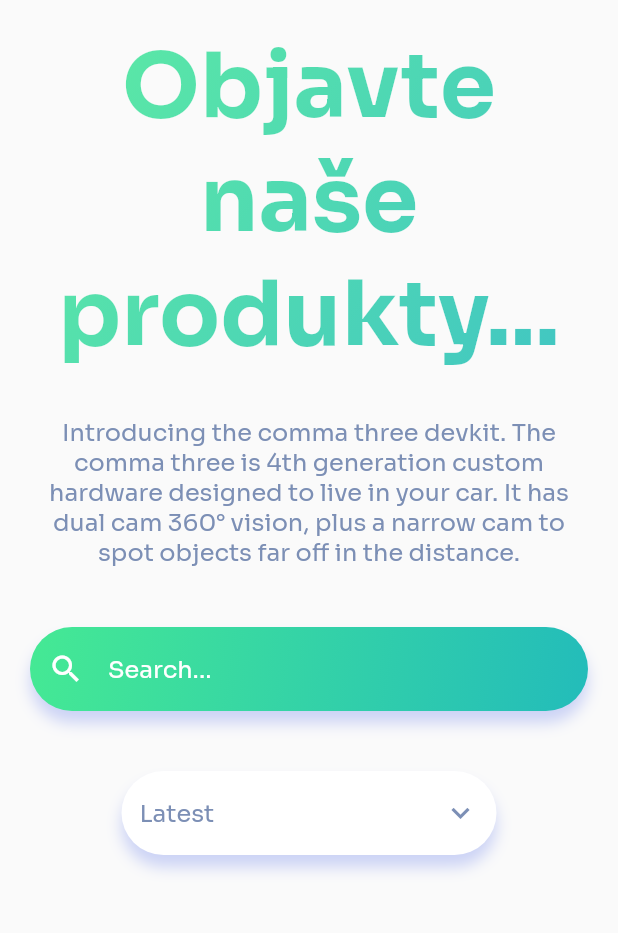
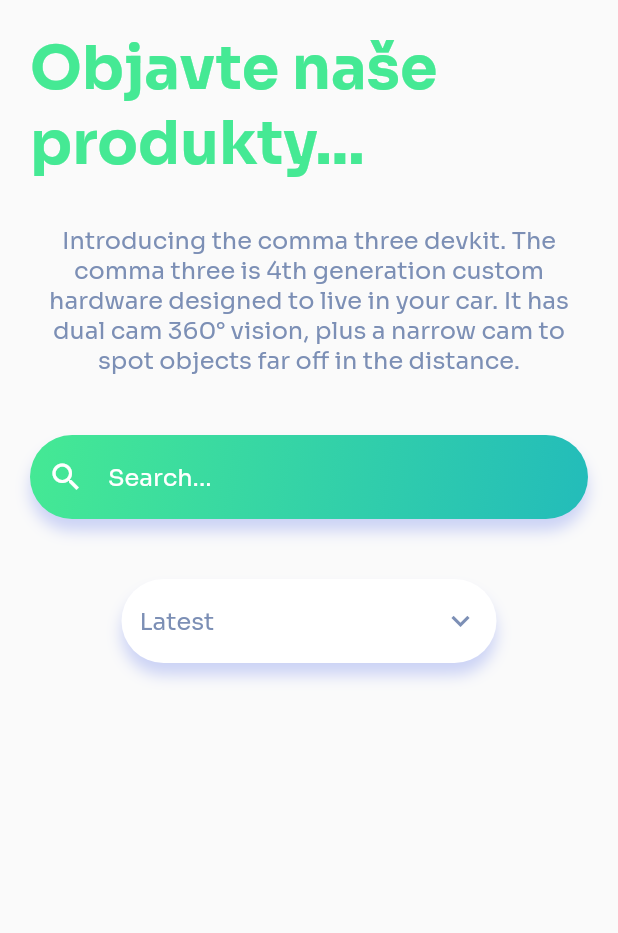
Before and after one commit to Jaredeco/Flutter-Web-Store-InProgess, a Flutter app: the screen it shows after launch, after a tap on "Explore Products", on a phone screen of 412 x 824 dp, the part 135-1068 px from its top. Run offline on Flutter 3.47's test engine with Material 2 defaults, Android fonts, the light colour scheme and no system bars; drawn by our look-alikes of badges, flutter_zoom_drawer; our stand-ins replace animated_background, awesome_dialog, cloud_firestore, firebase_core, firebase_storage, fluro and 6 more; missing offline and left inert: parallax_animation; accounts and stored records are empty.

Commit message:
Updated issue

```diff
--- a/lib/screens/landing/landing_pages/info_page.dart
+++ b/lib/screens/landing/landing_pages/info_page.dart
@@ -110,19 +110,20 @@
                         spawnMaxSpeed: maxParSpeed)),
                 vsync: this,
                 child: Column(
-                  mainAxisAlignment: MainAxisAlignment.center,
+                  mainAxisAlignment: MainAxisAlignment.start,
                   crossAxisAlignment: CrossAxisAlignment.center,
                   children: [
-                    const GradientTextNoAnm(
-                      text: 'Kto Sme?',
-                      style:
-                          TextStyle(fontSize: 80, fontWeight: FontWeight.bold),
-                    ),
+                    SizedBox(height: MediaQuery.of(context).size.height * 0.1),
+                    const CustomText(
+                        text: 'Kto Sme?',
+                        size: 60,
+                        color: Color(0xFF45E994),
+                        weight: FontWeight.bold),
                     const CustomText(
                       textAlign: TextAlign.center,
                       text: "Školská Firma",
                       color: Color(0xFF7C8FB5),
-                      size: 45,
+                      size: 30,
                     ),
                     ConstrainedBox(
                       constraints: const BoxConstraints(maxWidth: 550),
@@ -131,7 +132,7 @@
                         textAlign: TextAlign.center,
                         text:
                             "Introducing the comma three devkit. The comma three is 4th generation custom hardware designed to live in your car. It has dual cam 360 vision, plus a narrow cam to spot objects far off in the distance.",
-                        size: 16,
+                        size: 14,
                         color: Color(0xFF7C8FB5),
                       ),
                     ),
--- a/lib/screens/landing/landing_pages/landing_page.dart
+++ b/lib/screens/landing/landing_pages/landing_page.dart
@@ -135,20 +135,20 @@
                         spawnMaxSpeed: maxParSpeed)),
                 vsync: this,
                 child: Column(
-                  mainAxisAlignment: MainAxisAlignment.center,
+                  mainAxisAlignment: MainAxisAlignment.start,
                   crossAxisAlignment: CrossAxisAlignment.center,
                   children: [
-                    const SizedBox(height: 20),
-                    const GradientTextNoAnm(
-                      text: 'VEGO',
-                      style:
-                          TextStyle(fontSize: 80, fontWeight: FontWeight.bold),
-                    ),
+                    SizedBox(height: MediaQuery.of(context).size.height * 0.1),
+                    const CustomText(
+                        text: 'VEGO',
+                        size: 60,
+                        color: Color(0xFF45E994),
+                        weight: FontWeight.bold),
                     const CustomText(
                       textAlign: TextAlign.center,
                       text: "Školská Firma",
                       color: Color(0xFF7C8FB5),
-                      size: 60,
+                      size: 30,
                     ),
                     ConstrainedBox(
                       constraints: const BoxConstraints(maxWidth: 550),
@@ -157,7 +157,7 @@
                         textAlign: TextAlign.center,
                         text:
                             "Introducing the comma three devkit. The comma three is 4th generation custom hardware designed to live in your car. It has dual cam 360° vision, plus a narrow cam to spot objects far off in the distance.",
-                        size: 16,
+                        size: 12,
                         color: Color(0xFF7C8FB5),
                       ),
                     ),
@@ -196,7 +196,7 @@
                         ),
                       ],
                     ),
-                    const SizedBox(height: 40),
+                    const SizedBox(height: 20),
                     const Center(
                         child: Icon(
                       Icons.keyboard_arrow_down,
--- a/lib/screens/main/shop_page.dart
+++ b/lib/screens/main/shop_page.dart
@@ -131,10 +131,11 @@
             padding: const EdgeInsets.all(20.0),
             child: Column(
               children: [
-                const GradientTextNoAnm(
-                  text: 'Objavte naše produkty...',
-                  style: TextStyle(fontSize: 60, fontWeight: FontWeight.bold),
-                ),
+                const CustomText(
+                    text: 'Objavte naše produkty...',
+                    size: 40,
+                    color: Color(0xFF45E994),
+                    weight: FontWeight.bold),
                 const SizedBox(
                   height: 30,
                 ),
```
